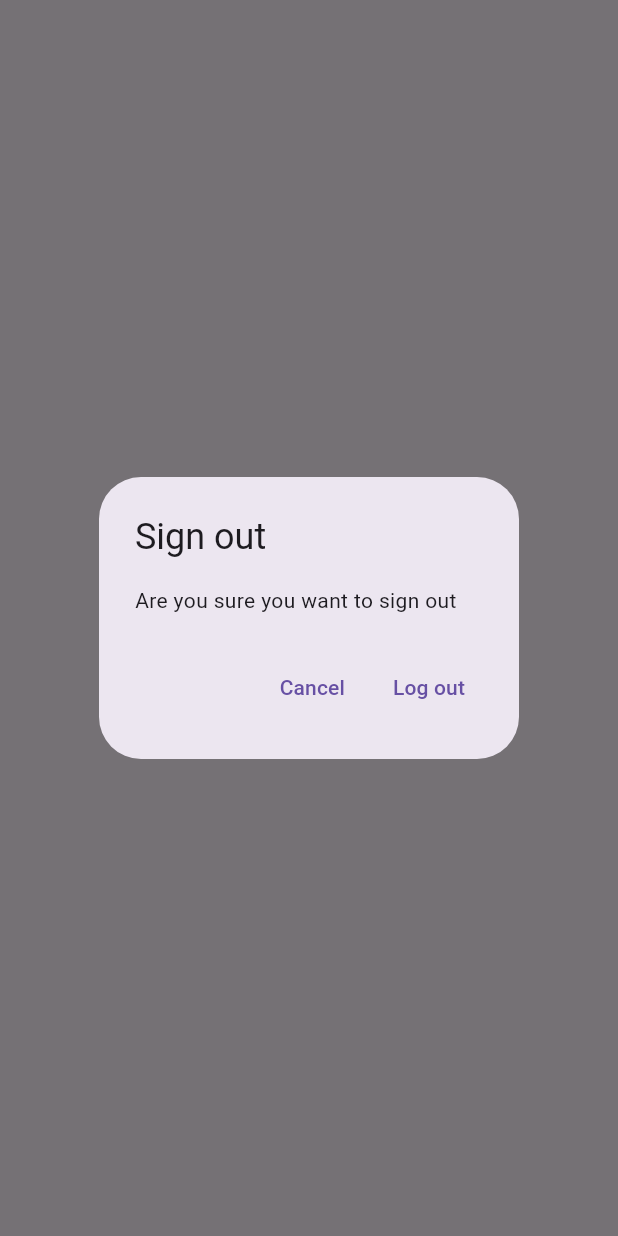
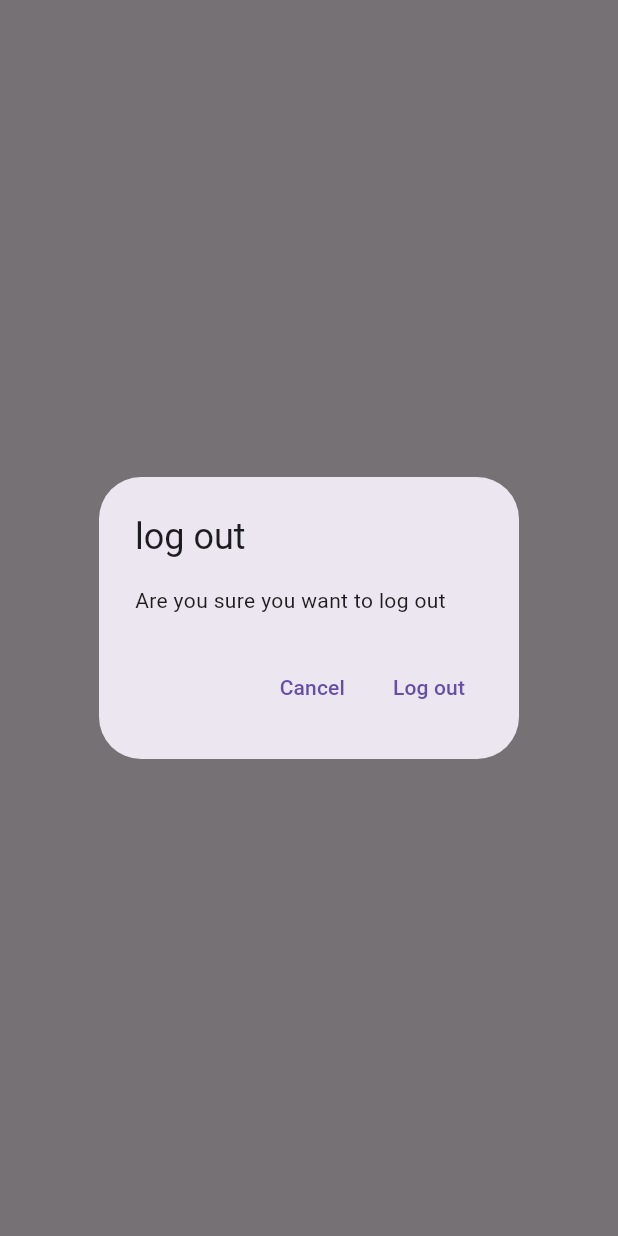
Before and after one commit to toluene5019/wisenote, a Flutter app: what showLogOutDialog() shows on an empty page, opened directly, on a phone screen of 412 x 824 dp. Run offline on Flutter 3.47's test engine with Material 3 defaults, Android fonts, the phone set to English and light mode, and no system bars; our stand-ins replace firebase_auth, firebase_core, sqflite; accounts and stored records are empty; network calls fail.

Commit message:
deleting notes (16)

```diff
--- /dev/null
+++ b/lib/utilities/dialogs/generic_dialog.dart
@@ -0,0 +1,34 @@
+import 'package:flutter/material.dart';
+
+typedef DialogOptionBuilder<T> = Map<String, T?> Function();
+
+Future<T?> showGenericDialog<T>({
+  required BuildContext context,
+  required String title,
+  required String content,
+  required DialogOptionBuilder optionsBuilder,
+}) {
+  final options = optionsBuilder();
+  return showDialog<T>(
+    context: context,
+    builder: (context) {
+      return AlertDialog(
+        title: Text(title),
+        content: Text(content),
+        actions: options.keys.map((optionTitle) {
+          final value = options[optionTitle];
+          return TextButton(
+            onPressed: () {
+              if (value != null) {
+                Navigator.of(context).pop(value);
+              } else {
+                Navigator.of(context).pop();
+              }
+            },
+            child: Text(optionTitle),
+          );
+        }).toList(),
+      );
+    },
+  );
+}
--- /dev/null
+++ b/lib/utilities/dialogs/logout_dialog.dart
@@ -0,0 +1,16 @@
+import 'package:flutter/material.dart';
+import 'package:wisenote/utilities/dialogs/generic_dialog.dart';
+
+Future<bool> showLogOutDialog(BuildContext context) {
+  return showGenericDialog(
+    context: context,
+    title: 'log out',
+    content: 'Are you sure you want to log out',
+    optionsBuilder: () => {
+      'Cancel': false,
+      'Log out': true,
+    },
+  ).then(
+    (value) => value ?? false,
+  );
+}
--- a/lib/views/login_view.dart
+++ b/lib/views/login_view.dart
@@ -2,7 +2,7 @@ import 'package:flutter/material.dart';
 import 'package:wisenote/constants/routes.dart';
 import 'package:wisenote/services/auth/auth_exceptions.dart';
 import 'package:wisenote/services/auth/auth_service.dart';
-import 'package:wisenote/utilities/show_error_dialog.dart';
+import 'package:wisenote/utilities/dialogs/error_dialog.dart';
 
 class LoginView extends StatefulWidget {
   const LoginView({super.key});
--- a/lib/views/notes/notes_view.dart
+++ b/lib/views/notes/notes_view.dart
@@ -3,6 +3,8 @@ import 'package:wisenote/constants/routes.dart';
 import 'package:wisenote/enums/menu_action.dart';
 import 'package:wisenote/services/auth/auth_service.dart';
 import 'package:wisenote/services/auth/crud/notes_service.dart';
+import 'package:wisenote/utilities/dialogs/logout_dialog.dart';
+import 'package:wisenote/views/notes/notes_list_view.dart';
 
 class NotesView extends StatefulWidget {
   const NotesView({super.key});
@@ -71,18 +73,10 @@ class _NotesViewState extends State<NotesView> {
                     case ConnectionState.active:
                       if (snapshot.hasData) {
                         final allNotes = snapshot.data as List<DatabaseNote>;
-                        return ListView.builder(
-                          itemCount: allNotes.length,
-                          itemBuilder: (context, index) {
-                            final note = allNotes[index];
-                            return ListTile(
-                              title: Text(
-                                note.text,
-                                maxLines: 1,
-                                softWrap: true,
-                                overflow: TextOverflow.ellipsis,
-                              ),
-                            );
+                        return NotesListView(
+                          notes: allNotes,
+                          onDeleteNote: (note) async {
+                            await _notesService.deleteNote(id: note.id);
                           },
                         );
                       } else {
@@ -101,29 +95,3 @@ class _NotesViewState extends State<NotesView> {
     );
   }
 }
-
-Future<bool> showLogOutDialog(BuildContext context) {
-  return showDialog<bool>(
-    context: context,
-    builder: (context) {
-      return AlertDialog(
-        title: const Text('Sign out'),
-        content: const Text('Are you sure you want to sign out'),
-        actions: [
-          TextButton(
-            onPressed: () {
-              Navigator.of(context).pop(false);
-            },
-            child: const Text('Cancel'),
-          ),
-          TextButton(
-            onPressed: () {
-              Navigator.of(context).pop(true);
-            },
-            child: const Text('Log out'),
-          )
-        ],
-      );
-    },
-  ).then((value) => value ?? false);
-}
--- a/lib/views/register_view.dart
+++ b/lib/views/register_view.dart
@@ -2,7 +2,7 @@ import 'package:flutter/material.dart';
 import 'package:wisenote/constants/routes.dart';
 import 'package:wisenote/services/auth/auth_exceptions.dart';
 import 'package:wisenote/services/auth/auth_service.dart';
-import 'package:wisenote/utilities/show_error_dialog.dart';
+import 'package:wisenote/utilities/dialogs/error_dialog.dart';
 
 class RegisterView extends StatefulWidget {
   const RegisterView({super.key});
```
Also changed, not shown: lib/utilities/dialogs/delete_dialog.dart (added, +16 -0 lines), lib/utilities/dialogs/error_dialog.dart (added, +16 -0 lines), lib/utilities/show_error_dialog.dart (deleted, +0 -24 lines), lib/views/notes/notes_list_view.dart (added, +42 -0 lines).
